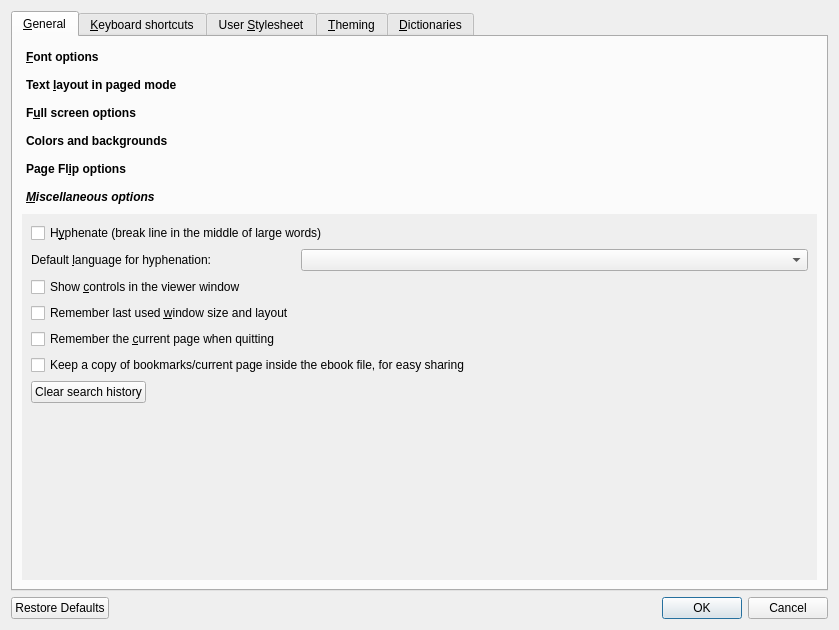
This is src/calibre/gui2/viewer/config.ui in kovidgoyal/calibre as Qt 5 draws it before an edit. The edited form follows.
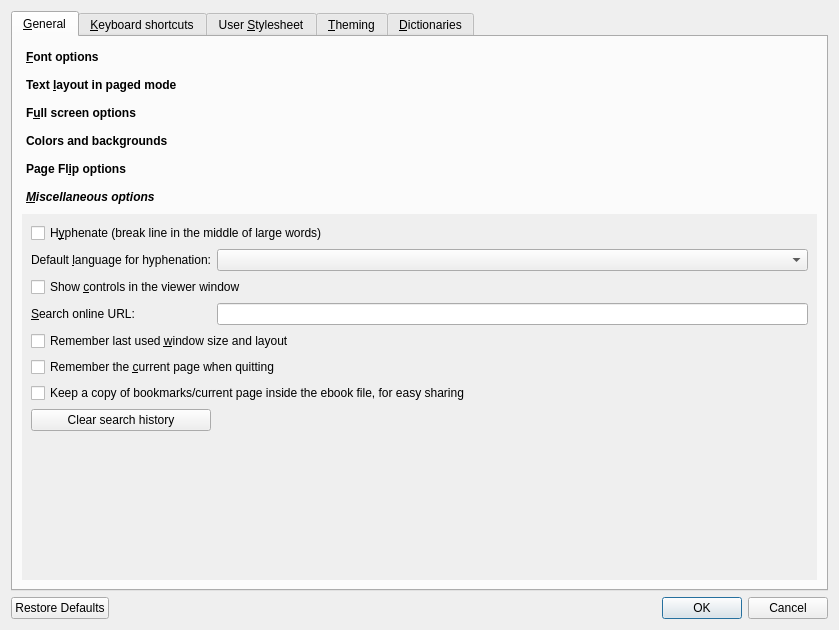
This is the edited form. The open tabs and pages were chosen to show the change. Icons and pictures are not drawn.

Commit message: E-book viewer: Make the search engine used for searching for selected text configurable

The edit to the form file:
```diff
--- a/src/calibre/gui2/viewer/config.ui
+++ b/src/calibre/gui2/viewer/config.ui
@@ -636,60 +636,22 @@
           <attribute name="label">
            <string>&amp;Miscellaneous options</string>
           </attribute>
-          <layout class="QFormLayout" name="formLayout_4">
-           <item row="0" column="0" colspan="2">
-            <widget class="QCheckBox" name="hyphenate">
-             <property name="text">
-              <string>H&amp;yphenate (break line in the middle of large words)</string>
-             </property>
-            </widget>
-           </item>
-           <item row="1" column="0">
-            <widget class="QLabel" name="hyphenate_label">
-             <property name="text">
-              <string>Default &amp;language for hyphenation:</string>
-             </property>
-             <property name="buddy">
-              <cstring>hyphenate_default_lang</cstring>
-             </property>
-            </widget>
-           </item>
-           <item row="1" column="1">
-            <widget class="QComboBox" name="hyphenate_default_lang">
-             <property name="toolTip">
-              <string>The default language to use for hyphenation rules. If the book does not specify a language, this will be used.</string>
-             </property>
-            </widget>
-           </item>
-           <item row="6" column="0">
-            <widget class="QPushButton" name="clear_search_history_button">
-             <property name="text">
-              <string>Clear search history</string>
-             </property>
-            </widget>
-           </item>
-           <item row="2" column="0">
-            <widget class="QCheckBox" name="opt_show_controls">
-             <property name="text">
-              <string>Show &amp;controls in the viewer window</string>
-             </property>
-            </widget>
-           </item>
-           <item row="3" column="0">
+          <layout class="QGridLayout" name="gridLayout">
+           <item row="4" column="0" colspan="2">
             <widget class="QCheckBox" name="opt_remember_window_size">
              <property name="text">
               <string>Remember last used &amp;window size and layout</string>
              </property>
             </widget>
            </item>
-           <item row="4" column="0">
+           <item row="5" column="0" colspan="2">
             <widget class="QCheckBox" name="opt_remember_current_page">
              <property name="text">
               <string>Remember the &amp;current page when quitting</string>
              </property>
             </widget>
            </item>
-           <item row="5" column="0" colspan="2">
+           <item row="6" column="0" colspan="2">
             <widget class="QCheckBox" name="opt_copy_bookmarks_to_file">
              <property name="toolTip">
               <string>Keep a copy of all bookmarks/current page information inside the ebook file, so that you can share them by simply sending the ebook file itself. Currently only works with ebooks in the EPUB format.</string>
@@ -699,6 +661,76 @@
              </property>
             </widget>
            </item>
+           <item row="2" column="0" colspan="2">
+            <widget class="QCheckBox" name="opt_show_controls">
+             <property name="text">
+              <string>Show &amp;controls in the viewer window</string>
+             </property>
+            </widget>
+           </item>
+           <item row="0" column="0" colspan="2">
+            <widget class="QCheckBox" name="hyphenate">
+             <property name="text">
+              <string>H&amp;yphenate (break line in the middle of large words)</string>
+             </property>
+            </widget>
+           </item>
+           <item row="7" column="0">
+            <widget class="QPushButton" name="clear_search_history_button">
+             <property name="text">
+              <string>Clear search history</string>
+             </property>
+            </widget>
+           </item>
+           <item row="1" column="0">
+            <widget class="QLabel" name="hyphenate_label">
+             <property name="text">
+              <string>Default &amp;language for hyphenation:</string>
+             </property>
+             <property name="buddy">
+              <cstring>hyphenate_default_lang</cstring>
+             </property>
+            </widget>
+           </item>
+           <item row="1" column="1">
+            <widget class="QComboBox" name="hyphenate_default_lang">
+             <property name="toolTip">
+              <string>The default language to use for hyphenation rules. If the book does not specify a language, this will be used.</string>
+             </property>
+            </widget>
+           </item>
+           <item row="3" column="0">
+            <widget class="QLabel" name="label_26">
+             <property name="text">
+              <string>&amp;Search online URL:</string>
+             </property>
+             <property name="buddy">
+              <cstring>search_online_url</cstring>
+             </property>
+            </widget>
+           </item>
+           <item row="3" column="1">
+            <widget class="QLineEdit" name="search_online_url">
+             <property name="toolTip">
+              <string>Change the search engine used to perform online searches for selected text.
+You must enter the search URL for the search engine, with the placeholder
+{text}, which will be replaced by the selected text.</string>
+             </property>
+            </widget>
+           </item>
+           <item row="8" column="0">
+            <spacer name="verticalSpacer">
+             <property name="orientation">
+              <enum>Qt::Vertical</enum>
+             </property>
+             <property name="sizeHint" stdset="0">
+              <size>
+               <width>20</width>
+               <height>40</height>
+              </size>
+             </property>
+            </spacer>
+           </item>
           </layout>
          </widget>
         </widget>
```
Left out of the diff: 16 changed lines with no effect on the pictures. The commit also changes 2 other files.
